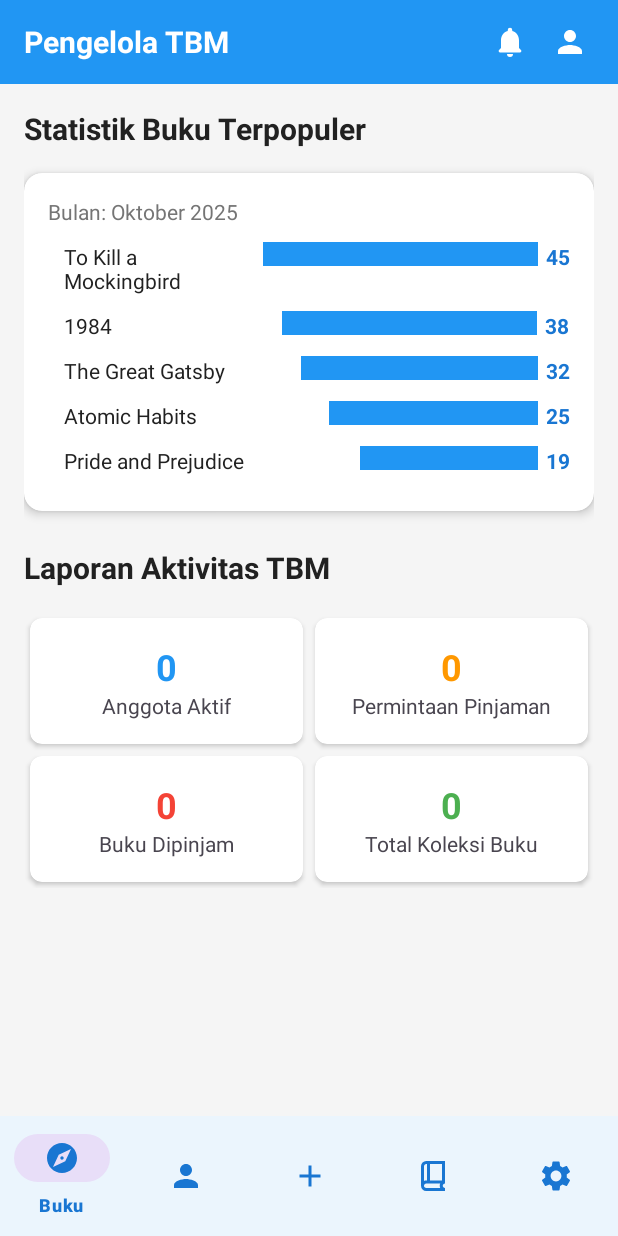
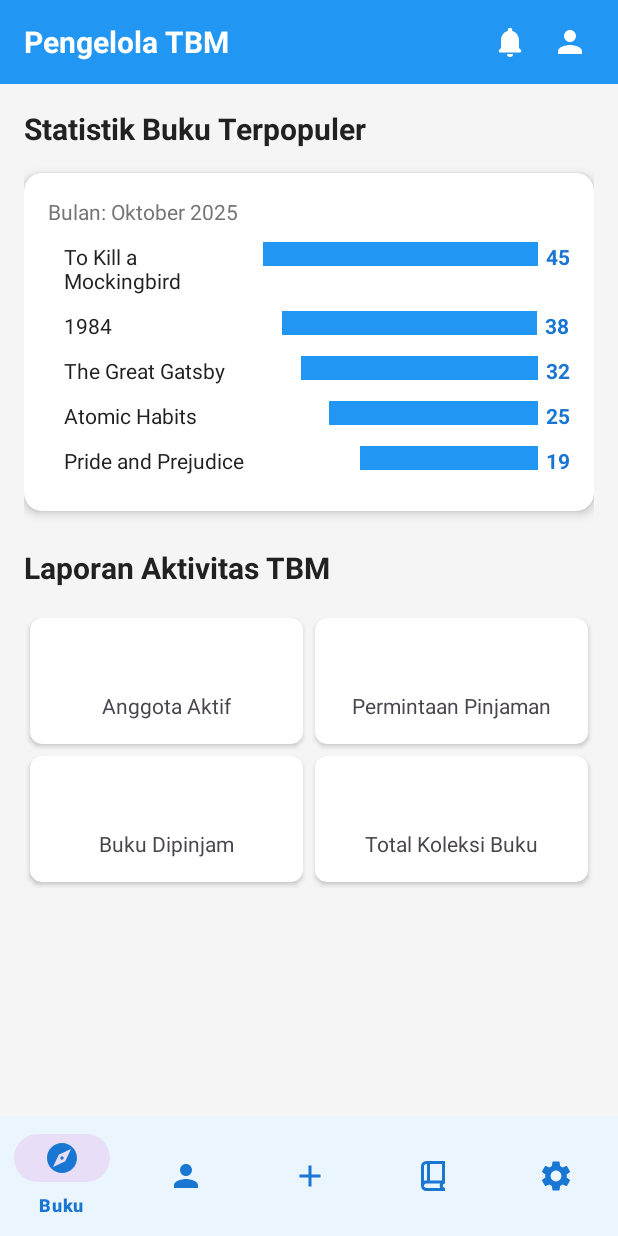
Before and after one commit to CaffeinatedR4t/Project_TamanBacaan, an Android app: the fragment ReportFragment placed in its activity, on a phone screen of 412 x 824 dp. Run offline under Robolectric (Android 15) with nearby library versions, the phone set to English and light mode, and no system bars; network calls fail; 2 statements that could not run were skipped.

Commit message:
edit dikit

```diff
--- a/app/src/main/res/layout/fragment_admin_report.xml
+++ b/app/src/main/res/layout/fragment_admin_report.xml
@@ -82,7 +82,7 @@
                         android:id="@+id/tvTotalMembers"
                         android:layout_width="wrap_content"
                         android:layout_height="wrap_content"
-                        android:text="0"
+                        android:text=""
                         android:textSize="24sp"
                         android:textStyle="bold"
                         android:textColor="@color/primary_blue"/>
@@ -110,7 +110,7 @@
                         android:id="@+id/tvPendingRequests"
                         android:layout_width="wrap_content"
                         android:layout_height="wrap_content"
-                        android:text="0"
+                        android:text=""
                         android:textSize="24sp"
                         android:textStyle="bold"
                         android:textColor="@color/warning_orange"/>
@@ -139,7 +139,7 @@
                         android:id="@+id/tvBorrowedBooks"
                         android:layout_width="wrap_content"
                         android:layout_height="wrap_content"
-                        android:text="0"
+                        android:text=""
                         android:textSize="24sp"
                         android:textStyle="bold"
                         android:textColor="@color/error_red"/>
@@ -167,7 +167,7 @@
                         android:id="@+id/tvTotalBooks"
                         android:layout_width="wrap_content"
                         android:layout_height="wrap_content"
-                        android:text="0"
+                        android:text=""
                         android:textSize="24sp"
                         android:textStyle="bold"
                         android:textColor="@color/success_green"/>
```
